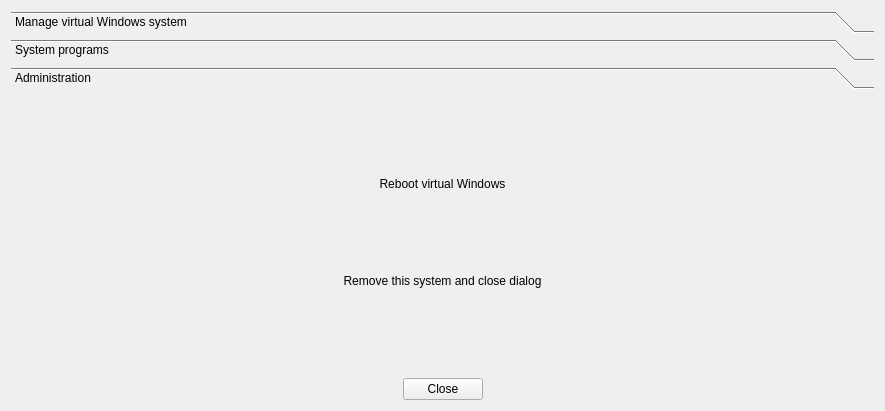
Qt form prefixdialog.ui (pashazz/winegame) before a commit.
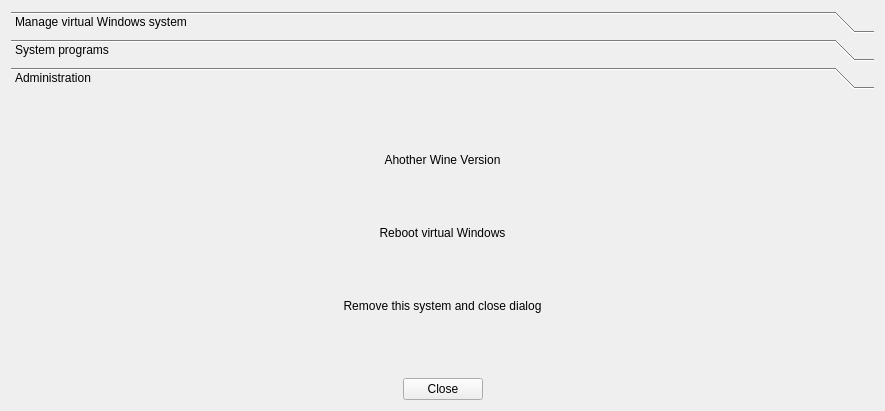
The same form after that commit. The open tabs and pages were chosen to show the change. Icons and pictures are not drawn.

```diff
--- a/prefixdialog.ui
+++ b/prefixdialog.ui
@@ -201,15 +201,15 @@
        <rect>
         <x>0</x>
         <y>0</y>
-        <width>234</width>
-        <height>60</height>
+        <width>867</width>
+        <height>283</height>
        </rect>
       </property>
       <attribute name="label">
        <string>Administration</string>
       </attribute>
       <layout class="QGridLayout" name="gridLayout_2">
-       <item row="0" column="0">
+       <item row="1" column="0">
         <widget class="QPushButton" name="cmdBoot">
          <property name="text">
           <string>Reboot virtual Windows</string>
@@ -219,7 +219,17 @@
          </property>
         </widget>
        </item>
-       <item row="1" column="0">
+       <item row="0" column="0">
+        <widget class="QPushButton" name="cmdTest">
+         <property name="text">
+          <string>Ahother Wine Version</string>
+         </property>
+         <property name="flat">
+          <bool>true</bool>
+         </property>
+        </widget>
+       </item>
+       <item row="2" column="0">
         <widget class="QPushButton" name="cmdRemove">
          <property name="text">
           <string>Remove this system and close dialog</string>
```
Left out of the diff: 12 changed lines with no effect on the pictures.
